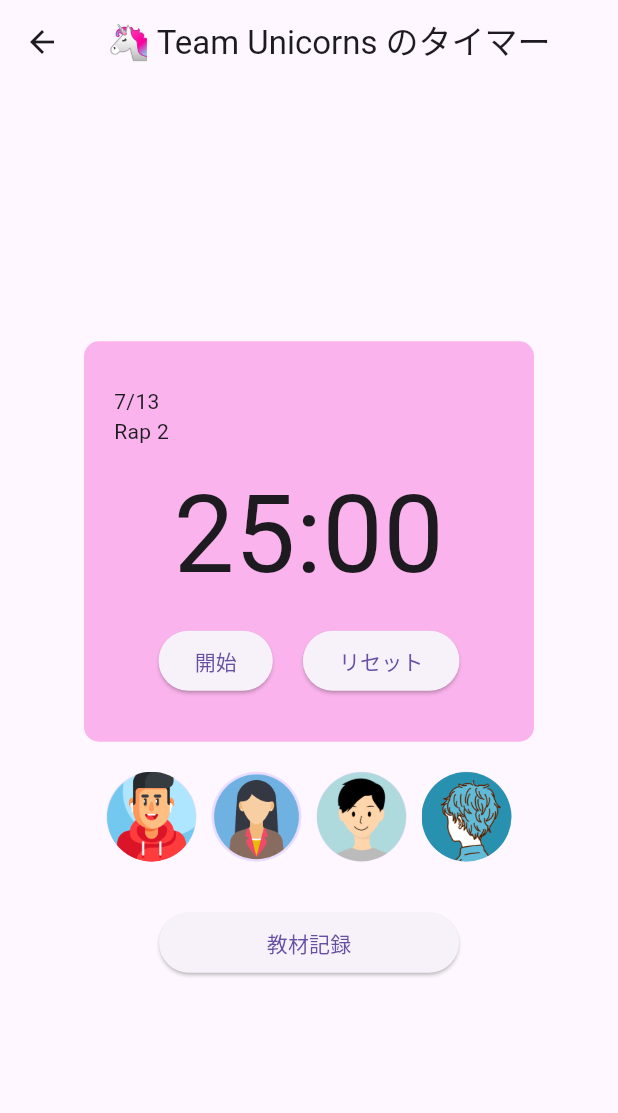
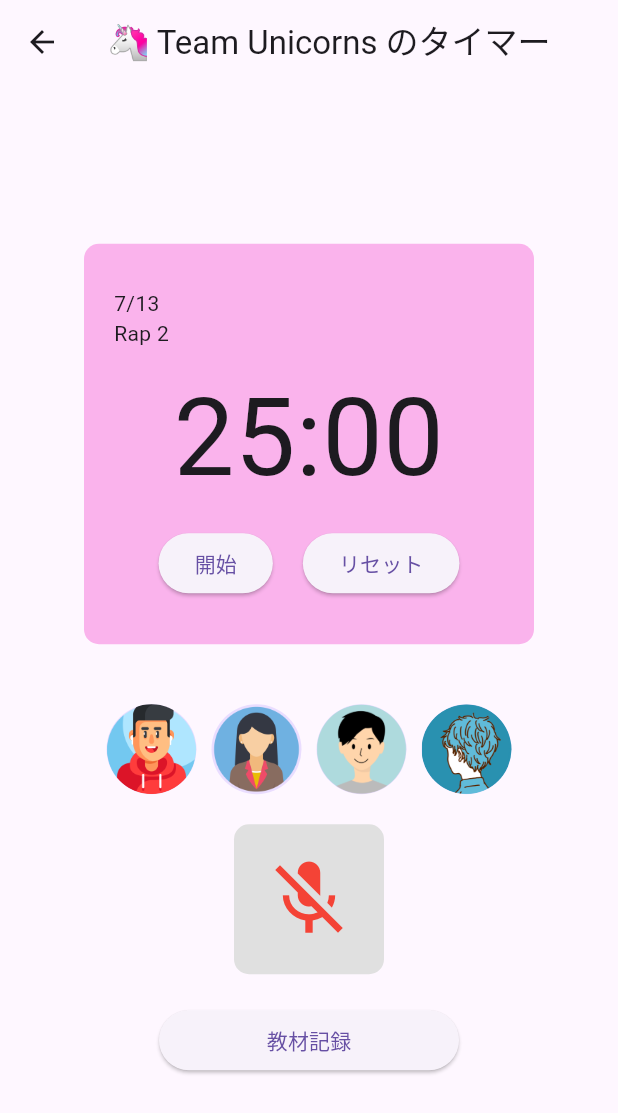
Before and after one commit to east-kite/co_study, a Flutter app: the GroupTimerPage screen opened directly, after a tap on "リセット", on a phone screen of 412 x 824 dp. Shown: the top 1113 px of the screen. Run offline on Flutter 3.47's test engine with Material 3 defaults, Android fonts, the phone set to English and light mode, and no system bars.

```diff
--- a/lib/widgets/group_timer_page.dart
+++ b/lib/widgets/group_timer_page.dart
@@ -14,6 +14,12 @@ class _GroupTimerPageState extends State<GroupTimerPage> {
   bool _isActive = false;
   late Timer _timer;
 
+  @override
+  void initState() {
+    super.initState();
+    _startTimer(); // initStateでタイマーを自動で起動する
+  }
+
   void _startTimer() {
     _isActive = true;
     _timer = Timer.periodic(const Duration(seconds: 1), (timer) {
@@ -23,7 +29,7 @@ class _GroupTimerPageState extends State<GroupTimerPage> {
         } else {
           _isActive = false;
           _timer.cancel();
-          // 終了時
+          // 終了時の処理を追加できます
         }
       });
     });
@@ -127,8 +133,23 @@ class _GroupTimerPageState extends State<GroupTimerPage> {
               ),
             ),
             const SizedBox(height: 20),
+            const SizedBox(height: 20),
             const in_frends(), // 参加している友達
-            const SizedBox(height: 30),
+            const SizedBox(height: 20),
+            Container(
+              width: 100,
+              height: 100,
+              decoration: BoxDecoration(
+                color: Colors.grey[300],
+                borderRadius: BorderRadius.circular(10),
+              ),
+              child: const Icon(
+                Icons.mic_off,
+                size: 60,
+                color: Colors.red,
+              ),
+            ),
+            const SizedBox(height: 20),
             const SizedBox(
               width: 200,
               child: record_button(),
```
Also changed, not shown: 32 other files.
